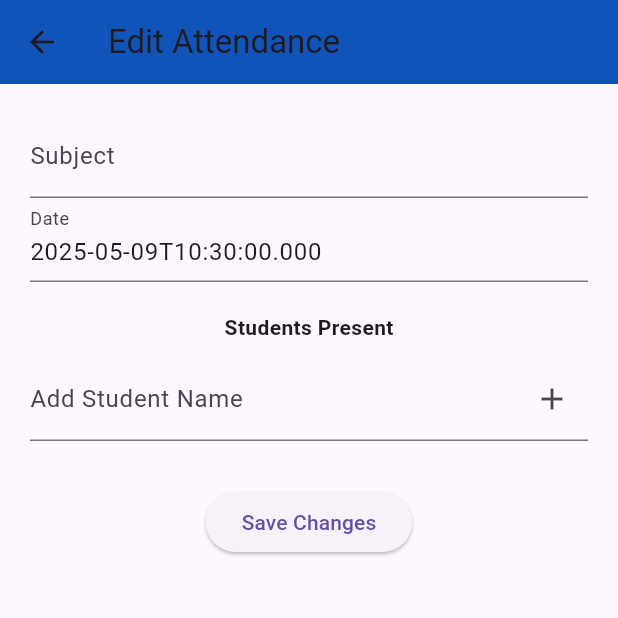
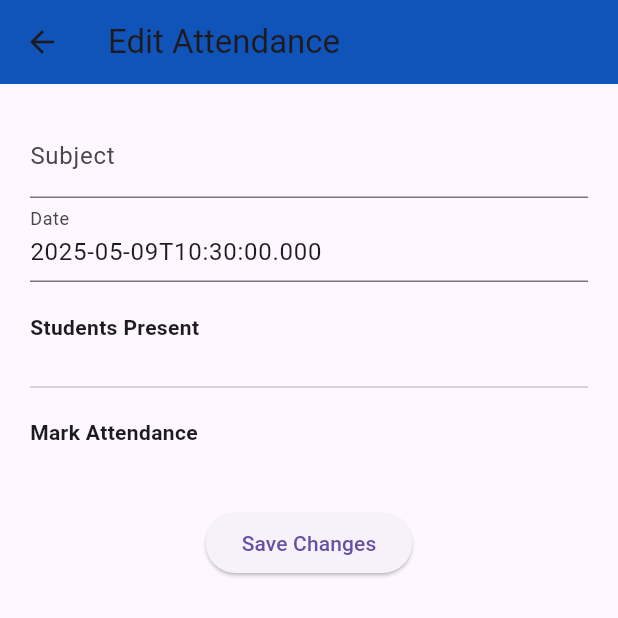
Before and after one commit to py-centric/sms_student_teacher_portal, a Flutter app: the RecordDetailsScreen screen opened directly with empty values, on a phone screen of 412 x 824 dp, the top half of it. Run offline on Flutter 3.47's test engine with Material 3 defaults, Android fonts, the phone set to English and light mode, and no system bars; our stand-ins replace flutter_dotenv, local_auth.

Commit message:
feat: improve attendance editing with dynamic student selection and checkbox UI
- Added the `allStudents` list for dynamic student selection
- Replaced manual student input with checkboxes to mark attendance
- Updated student attendance tracking using a map (`studentSelection`) to store present/absent status
- Implemented scrollable UI for better user experience with large student lists
- Refined save functionality to return updated attendance record based on checkbox selections

```diff
--- a/teacher_portal/lib/screens/register/record_details_screen.dart
+++ b/teacher_portal/lib/screens/register/record_details_screen.dart
@@ -1,13 +1,17 @@
 import 'package:flutter/material.dart';
 
 class RecordDetailsScreen extends StatefulWidget {
-  final Map<String, dynamic> record;
-  final int index;
+  final Map<String, dynamic>
+      record; // Contains subject, date, present list, etc.
+  final int index; // Index of the record being edited
+  final List<String>
+      allStudents; // Full list of students passed from RegisterScreen
 
   const RecordDetailsScreen({
     super.key,
     required this.record,
     required this.index,
+    required this.allStudents, // Required for dynamic class list
   });
 
   @override
@@ -17,38 +21,47 @@ class RecordDetailsScreen extends StatefulWidget {
 class _RecordDetailsScreenState extends State<RecordDetailsScreen> {
   late TextEditingController subjectController;
   late TextEditingController dateController;
-  List<String> studentNames = [];
-  TextEditingController newStudentController = TextEditingController();
+
+  late List<String> allStudents; // Dynamic student list
+  late Map<String, bool>
+      studentSelection; // Map of student name to attendance status
 
   @override
   void initState() {
     super.initState();
+
+    // Initialize text fields with existing values
     subjectController = TextEditingController(text: widget.record['subject']);
     dateController = TextEditingController(text: widget.record['date']);
-    studentNames = List<String>.from(widget.record['studentsPresent'] ?? []);
+
+    // Use the student list passed from RegisterScreen
+    allStudents = widget.allStudents;
+
+    // Get the present students from the record
+    List<String> initiallyPresent =
+        List<String>.from(widget.record['present'] ?? []);
+
+    // Create a map to track which students are marked present
+    studentSelection = {
+      for (var student in allStudents)
+        student: initiallyPresent.contains(student),
+    };
   }
 
+  // Save the edited record and return to previous screen
   void saveChanges() {
+    // Build updated present student list based on selected checkboxes
+    List<String> updatedPresent = studentSelection.entries
+        .where((entry) => entry.value)
+        .map((entry) => entry.key)
+        .toList();
+
+    // Pop this screen and return updated record
     Navigator.pop(context, {
       'subject': subjectController.text,
       'date': dateController.text,
-      'studentsPresent': studentNames,
-    });
-  }
-
-  void addStudent() {
-    final name = newStudentController.text.trim();
-    if (name.isNotEmpty) {
-      setState(() {
-        studentNames.add(name);
-        newStudentController.clear();
-      });
-    }
-  }
-
-  void removeStudent(int index) {
-    setState(() {
-      studentNames.removeAt(index);
+      'present': updatedPresent,
+      'grade': widget.record['grade'], // Keep grade unchanged
     });
   }
 
@@ -56,58 +69,88 @@ class _RecordDetailsScreenState extends State<RecordDetailsScreen> {
   void dispose() {
     subjectController.dispose();
     dateController.dispose();
-    newStudentController.dispose();
     super.dispose();
   }
 
   @override
   Widget build(BuildContext context) {
+    // Filter the selected students from the map
+    List<String> presentStudents = studentSelection.entries
+        .where((entry) => entry.value)
+        .map((entry) => entry.key)
+        .toList();
+
     return Scaffold(
       appBar: AppBar(
         title: const Text('Edit Attendance'),
         backgroundColor: const Color.fromARGB(255, 17, 84, 185),
       ),
-      body: Padding(
+      body: SingleChildScrollView(
         padding: const EdgeInsets.all(20.0),
         child: Column(
+          crossAxisAlignment: CrossAxisAlignment.start,
           children: [
+            // Subject input field
             TextField(
               controller: subjectController,
               decoration: const InputDecoration(labelText: 'Subject'),
             ),
+            // Date input field
             TextField(
               controller: dateController,
               decoration: const InputDecoration(labelText: 'Date'),
             ),
+
             const SizedBox(height: 20),
-            const Text("Students Present",
-                style: TextStyle(fontWeight: FontWeight.bold)),
+
+            // List of present students (currently marked)
+            const Text(
+              "Students Present",
+              style: TextStyle(fontWeight: FontWeight.bold),
+            ),
             const SizedBox(height: 10),
-            ...studentNames.asMap().entries.map((entry) {
-              int idx = entry.key;
-              String name = entry.value;
+            ...presentStudents.map((name) {
               return ListTile(
                 title: Text(name),
                 trailing: IconButton(
                   icon: const Icon(Icons.delete, color: Colors.red),
-                  onPressed: () => removeStudent(idx),
+                  onPressed: () {
+                    setState(() {
+                      studentSelection[name] = false; // Mark student absent
+                    });
+                  },
                 ),
               );
-            }),
-            TextField(
-              controller: newStudentController,
-              decoration: InputDecoration(
-                labelText: 'Add Student Name',
-                suffixIcon: IconButton(
-                  icon: const Icon(Icons.add),
-                  onPressed: addStudent,
-                ),
+            }).toList(),
+
+            const Divider(height: 40),
+
+            // Checkbox list to mark/unmark attendance
+            const Text(
+              "Mark Attendance",
+              style: TextStyle(fontWeight: FontWeight.bold),
+            ),
+            const SizedBox(height: 10),
+            ...allStudents.map((student) {
+              return CheckboxListTile(
+                title: Text(student),
+                value: studentSelection[student] ?? false,
+                onChanged: (bool? value) {
+                  setState(() {
+                    studentSelection[student] = value ?? false;
+                  });
+                },
+              );
+            }).toList(),
+
+            const SizedBox(height: 30),
+
+            // Button to save changes
+            Center(
+              child: ElevatedButton(
+                onPressed: saveChanges,
+                child: const Text('Save Changes'),
               ),
-            ),
-            const SizedBox(height: 30),
-            ElevatedButton(
-              onPressed: saveChanges,
-              child: const Text('Save Changes'),
             ),
           ],
         ),
```
